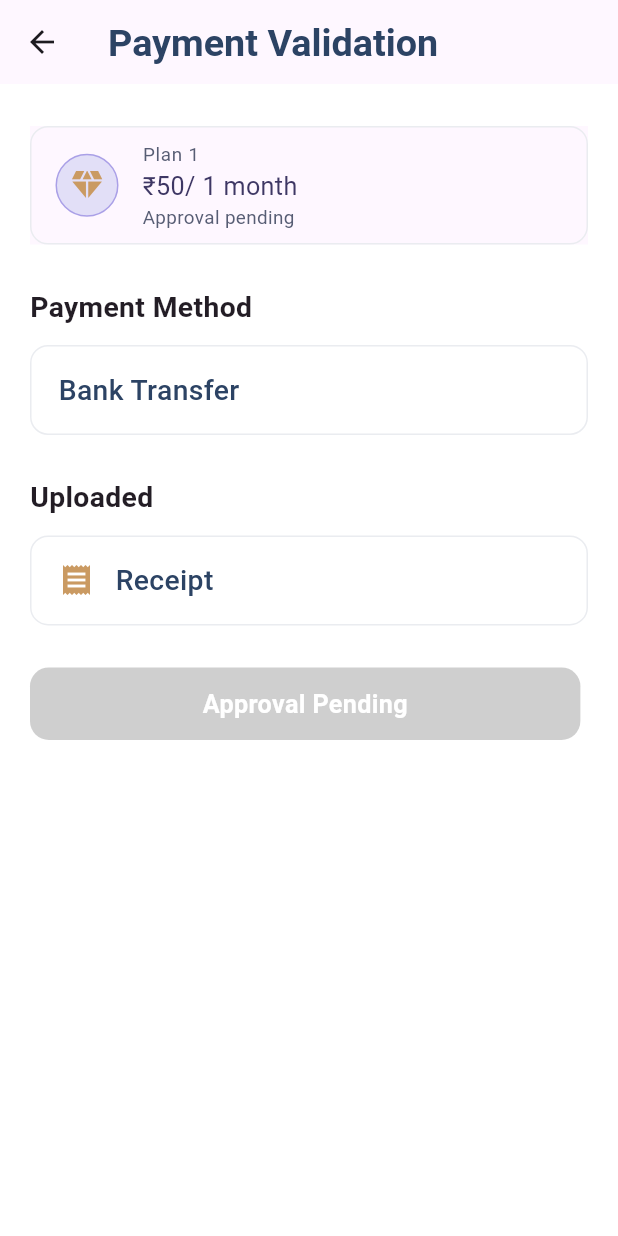
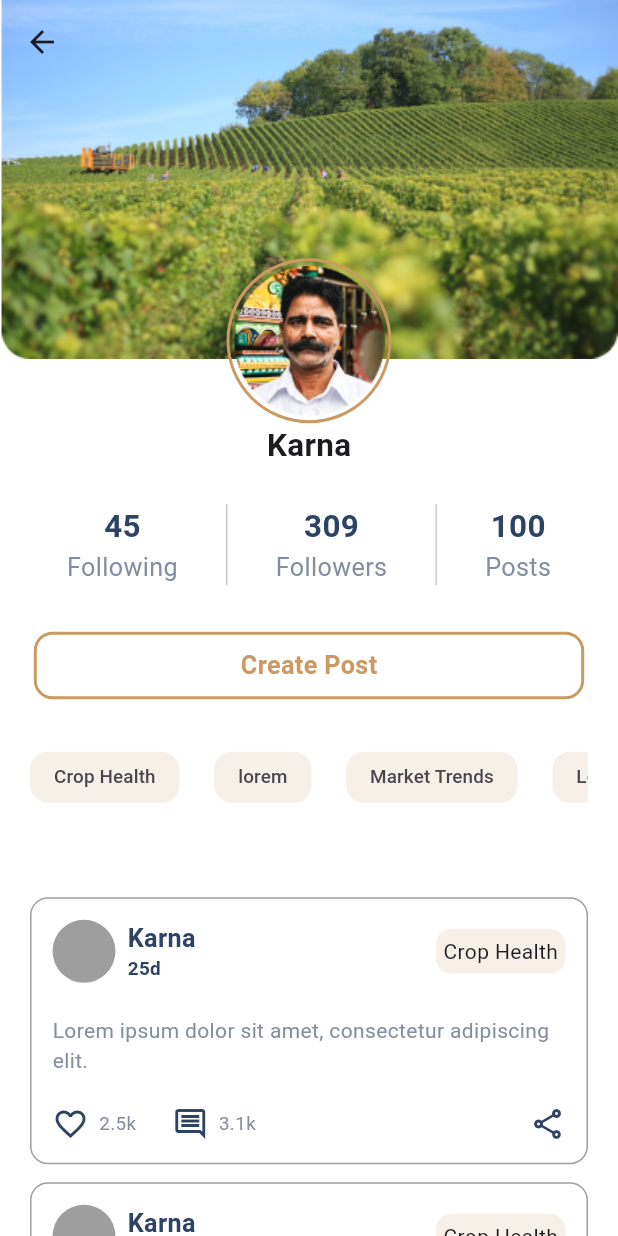
Before and after one commit to soumyajitdas365/farm-ui, a Flutter app: the PaymentValidation screen opened directly, after a tap on "Approval Pending", on a phone screen of 412 x 824 dp. Run offline on Flutter 3.47's test engine with Material 3 defaults, Android fonts, the light colour scheme and no system bars; our stand-ins replace dio, dotted_border, gap, nil, percent_indicator.

Commit message:
profile completed

```diff
--- a/lib/Components/button.dart
+++ b/lib/Components/button.dart
@@ -10,6 +10,7 @@ class FarmButton extends StatefulWidget {
     this.height,
     this.borderRadius,
     this.backgroundColor,
+    this.borderColor,
     required this.text,
     this.fontColor,
     this.fontSize,
@@ -20,12 +21,10 @@ class FarmButton extends StatefulWidget {
   final double? width;
   final double? height;
   final double? borderRadius;
-
   final Color? backgroundColor;
+  final Color? borderColor;
   final String text;
-
   final Color? fontColor;
-
   final double? fontSize;
   final FontWeight? fontWeight;
 
@@ -50,6 +49,11 @@ class _FarmButtonState extends State<FarmButton> {
             Radius.circular(widget.borderRadius ?? 12 * widthP),
           ),
           color: widget.backgroundColor ?? const Color(0XFFCA9A62),
+          border: Border.all(
+            color: widget.borderColor ??
+                Colors.transparent,
+                width: 2
+          ),
         ),
         child: Row(
           mainAxisAlignment: MainAxisAlignment.center,
--- /dev/null
+++ b/lib/Screens/Profile/community_profile.dart
@@ -0,0 +1,150 @@
+import 'package:farm_ui/Screens/Profile/subscription.dart';
+import 'package:farm_ui/Utils/Constants/colors.dart';
+import 'package:farm_ui/Utils/Constants/dimensions.dart';
+import 'package:flutter/material.dart';
+import 'package:gap/gap.dart';
+
+class CommunityProfile extends StatefulWidget {
+  const CommunityProfile({super.key});
+
+  @override
+  State<CommunityProfile> createState() => _CommunityProfileState();
+}
+
+class _CommunityProfileState extends State<CommunityProfile> {
+  @override
+  Widget build(BuildContext context) {
+    double widthP = Dimensions.myWidthThis(context);
+    // double heightF = Dimensions.myHeightFThis(context);
+    return Scaffold(
+      extendBodyBehindAppBar: true,
+      appBar: AppBar(
+        backgroundColor: Colors.transparent,
+      ),
+      drawer: Drawer(),
+      body: Column(
+        mainAxisSize: MainAxisSize.min,
+        children: [
+          AspectRatio(
+            aspectRatio: 1.32,
+            child: Stack(
+              children: [
+                Container(
+                  child: Image.asset("assets/images/coverpic.png",
+                      width: double.infinity, fit: BoxFit.cover),
+                ),
+                Align(
+                  alignment: Alignment.bottomCenter,
+                  child: Column(
+                    mainAxisSize: MainAxisSize.min,
+                    children: [
+                      Container(
+                        padding: EdgeInsets.all(2.5),
+                        alignment: Alignment.bottomCenter,
+                        height: 110,
+                        width: 110,
+                        decoration: BoxDecoration(
+                            border: Border.all(color: primaryColor, width: 2),
+                            shape: BoxShape.circle),
+                        child: Image.asset(
+                          "assets/images/profilepic.png",
+                          width: double.infinity,
+                        ),
+                      ),
+                      Text(
+                        "Karna",
+                        style: TextStyle(
+                            fontSize: 20 * widthP, fontWeight: FontWeight.w600),
+                      ),
+                    ],
+                  ),
+                ),
+              ],
+            ),
+          ),
+          Gap(28),
+          Expanded(
+            child: ListView(
+              padding: const EdgeInsets.symmetric(horizontal: 20),
+              children: [
+                ListTile(
+                  title: Text("Language"),
+                  trailing: Icon(Icons.arrow_forward_ios_outlined),
+                  leading: Container(
+                    padding: EdgeInsets.all(10),
+                    decoration: BoxDecoration(
+                      shape: BoxShape.circle,
+                      color: profileIcon,
+                    ),
+                    child: Icon(
+                      Icons.language,
+                      size: 25,
+                    ),
+                  ),
+                  shape: RoundedRectangleBorder(
+                    borderRadius: BorderRadius.circular(12),
+                    side: BorderSide(
+                      color: Colors.grey,
+                    ),
+                  ),
+                ),
+                Gap(18),
+                ListTile(
+                  onTap: () {
+                    Navigator.push(
+                      context,
+                      MaterialPageRoute(
+                        builder: (context) => const Subscription(),
+                      ),
+                    );
+                  },
+                  title: Text("Subscription"),
+                  trailing: Icon(Icons.arrow_forward_ios_outlined),
+                  leading: Container(
+                    padding: EdgeInsets.all(10),
+                    decoration: BoxDecoration(
+                      shape: BoxShape.circle,
+                      color: profileIcon,
+                    ),
+                    child: Icon(
+                      Icons.card_giftcard_outlined,
+                      size: 25,
+                    ),
+                  ),
+                  shape: RoundedRectangleBorder(
+                    borderRadius: BorderRadius.circular(12),
+                    side: BorderSide(
+                      color: Colors.grey,
+                    ),
+                  ),
+                ),
+                Gap(18),
+                ListTile(
+                  title: Text("Community Profile"),
+                  trailing: Icon(Icons.arrow_forward_ios_outlined),
+                  leading: Container(
+                    padding: EdgeInsets.all(10),
+                    decoration: BoxDecoration(
+                      shape: BoxShape.circle,
+                      color: profileIcon,
+                    ),
+                    child: Icon(
+                      Icons.people,
+                      size: 25,
+                    ),
+                  ),
+                  shape: RoundedRectangleBorder(
+                    borderRadius: BorderRadius.circular(12),
+                    side: BorderSide(
+                      color: Colors.grey,
+                    ),
+                  ),
+                ),
+              ],
+            ),
+          ),
+        ],
+      ),
+    );
+  }
+}
--- /dev/null
+++ b/lib/Screens/Profile/community_profile_user.dart
@@ -0,0 +1,331 @@
+import 'package:farm_ui/Components/button.dart';
+import 'package:farm_ui/Utils/Constants/colors.dart';
+import 'package:farm_ui/Utils/Constants/dimensions.dart';
+import 'package:flutter/material.dart';
+import 'package:gap/gap.dart';
+
+class CommunityProfileUser extends StatefulWidget {
+  const CommunityProfileUser({super.key});
+
+  @override
+  State<CommunityProfileUser> createState() => _CommunityProfileUserState();
+}
+
+class _CommunityProfileUserState extends State<CommunityProfileUser> {
+  @override
+  Widget build(BuildContext context) {
+    double widthP = Dimensions.myWidthThis(context);
+    // double heightF = Dimensions.myHeightFThis(context);
+    return Scaffold(
+      extendBodyBehindAppBar: true,
+      appBar: AppBar(
+        backgroundColor: Colors.transparent,
+      ),
+      body: SingleChildScrollView(
+        child: Column(
+          mainAxisSize: MainAxisSize.min,
+          children: [
+            AspectRatio(
+              aspectRatio: 1.32,
+              child: Stack(
+                children: [
+                  Container(
+                    child: Image.asset("assets/images/coverpic.png",
+                        width: double.infinity, fit: BoxFit.cover),
+                  ),
+                  Align(
+                    alignment: Alignment.bottomCenter,
+                    child: Column(
+                      mainAxisSize: MainAxisSize.min,
+                      children: [
+                        Container(
+                          padding: EdgeInsets.all(2.5),
+                          alignment: Alignment.bottomCenter,
+                          height: 110,
+                          width: 110,
+                          decoration: BoxDecoration(
+                              border: Border.all(color: primaryColor, width: 2),
+                              shape: BoxShape.circle),
+                          child: Image.asset(
+                            "assets/images/profilepic.png",
+                            width: double.infinity,
+                          ),
+                        ),
+                        Text(
+                          "Karna",
+                          style: TextStyle(
+                              fontSize: 20 * widthP,
+                              fontWeight: FontWeight.w600),
+                        ),
+                      ],
+                    ),
+                  ),
+                ],
+              ),
+            ),
+            Gap(24),
+            Padding(
+              padding: const EdgeInsets.symmetric(horizontal: 20),
+              child: Column(
+                children: [
+                  IntrinsicHeight(
+                    child: Row(
+                      mainAxisAlignment: MainAxisAlignment.spaceEvenly,
+                      children: [
+                        Flexible(
+                          child: Column(
+                            children: [
+                              Text(
+                                "45",
+                                style: TextStyle(
+                                    fontSize: 20 * widthP,
+                                    fontWeight: FontWeight.w600,
+                                    color: textColor),
+                              ),
+                              Text(
+                                "Following",
+                                style: TextStyle(
+                                  fontSize: 16 * widthP,
+                                  fontWeight: FontWeight.w400,
+                                  color: Color(0XFF838FA0),
+                                ),
+                              ),
+                            ],
+                          ),
+                        ),
+                        VerticalDivider(),
+                        Flexible(
+                          child: Column(
+                            children: [
+                              Text(
+                                "309",
+                                style: TextStyle(
+                                    fontSize: 20 * widthP,
+                                    fontWeight: FontWeight.w600,
+                                    color: textColor),
+                              ),
+                              Text(
+                                "Followers",
+                                style: TextStyle(
+                                  fontSize: 16 * widthP,
+                                  fontWeight: FontWeight.w400,
+                                  color: Color(0XFF838FA0),
+                                ),
+                              ),
+                            ],
+                          ),
+                        ),
+                        VerticalDivider(),
+                        Flexible(
+                          child: Column(
+                            children: [
+                              Text(
+                                "100",
+                                style: TextStyle(
+                                    fontSize: 20 * widthP,
+                                    fontWeight: FontWeight.w600,
+                                    color: textColor),
+                              ),
+                              Text(
+                                "Posts",
+                                style: TextStyle(
+                                  fontSize: 16 * widthP,
+                                  fontWeight: FontWeight.w400,
+                                  color: Color(0XFF838FA0),
+                                ),
+                              ),
+                            ],
+                          ),
+                        ),
+                      ],
+                    ),
+                  ),
+                  Gap(31),
+                  FarmButton(
+                    onTap: () {},
+                    text: "Create Post",
+                    backgroundColor: white,
+                    fontColor: primaryColor,
+                    borderColor: primaryColor,
+                  ),
+                  Gap(28),
+                  SingleChildScrollView(
+                    scrollDirection: Axis.horizontal,
+                    child: Row(
+                      children: [
+                        Chip(
+                          shape: RoundedRectangleBorder(
+                            borderRadius: BorderRadius.all(
+                              Radius.circular(12),
+                            ),
+                          ),
+                          backgroundColor: chipColor,
+                          side: BorderSide.none,
+                          label: Text(
+                            "Crop Health",
+                            style: TextStyle(fontSize: 12 * widthP),
+                          ),
+                        ),
+                        Gap(23),
+                        Chip(
+                          shape: RoundedRectangleBorder(
+                            borderRadius: BorderRadius.all(
+                              Radius.circular(12),
+                            ),
+                          ),
+                          backgroundColor: chipColor,
+                          side: BorderSide.none,
+                          label: Text(
+                            "lorem",
+                            style: TextStyle(fontSize: 12 * widthP),
+                          ),
+                        ),
+                        Gap(23),
+                        Chip(
+                          shape: RoundedRectangleBorder(
+                            borderRadius: BorderRadius.all(
+                              Radius.circular(12),
+                            ),
+                          ),
+                          backgroundColor: chipColor,
+                          side: BorderSide.none,
+                          label: Text(
+                            "Market Trends",
+                            style: TextStyle(fontSize: 12 * widthP),
+                          ),
+                        ),
+                        Gap(23),
+                        Chip(
+                          shape: RoundedRectangleBorder(
+                            borderRadius: BorderRadius.all(
+                              Radius.circular(12),
+                            ),
+                          ),
+                          backgroundColor: chipColor,
+                          side: BorderSide.none,
+                          label: Text(
+                            "Lorem Ipsum",
+                            style: TextStyle(fontSize: 12 * widthP),
+                          ),
+                        ),
+                      ],
+                    ),
+                  ),
+                  ListView.builder(
+                    physics: NeverScrollableScrollPhysics(),
+                    shrinkWrap: true,
+                    itemCount: 5,
+                    itemBuilder: (context, index) {
+                      return Column(
+                        children: [
+                          Container(
+                            decoration: BoxDecoration(
+                              border: Border.all(color: Colors.grey),
+                              borderRadius: BorderRadius.all(
+                                Radius.circular(12),
+                              ),
+                            ),
+                            child: Padding(
+                              padding: const EdgeInsets.all(14),
+                              child: Column(
+                                children: [
+                                  Row(
+                                    children: [
+                                      Container(
+                                        height: 42,
+                                        width: 42,
+                                        decoration: BoxDecoration(
+                                          color: Colors.grey,
+                                          borderRadius: BorderRadius.all(
+                                            Radius.circular(50),
+                                          ),
+                                        ),
+                                      ),
+                                      Gap(8),
+                                      Column(
+                                        crossAxisAlignment:
+                                            CrossAxisAlignment.start,
+                                        children: [
+                                          Text(
+                                            "Karna",
+                                            style: TextStyle(
+                                                fontSize: 16 * widthP,
+                                                fontWeight: FontWeight.w600,
+                                                color: textColor),
+                                          ),
+                                          Text(
+                                            "25d",
+                                            style: TextStyle(
+                                                fontSize: 12 * widthP,
+                                                fontWeight: FontWeight.w600,
+                                                color: textColor),
+                                          ),
+                                        ],
+                                      ),
+                                      Spacer(),
+                                      Container(
+                                        padding: EdgeInsets.all(5),
+                                        decoration: BoxDecoration(
+                                          color: chipColor,
+                                          borderRadius: BorderRadius.all(
+                                            Radius.circular(10.5),
+                                          ),
+                                        ),
+                                        child: Text("Crop Health"),
+                                      ),
+                                    ],
+                                  ),
+                                  Gap(22),
+                                  Text(
+                                    "Lorem ipsum dolor sit amet, consectetur adipiscing elit.",
+                                    style: TextStyle(
+                                      color: Color(0XFF838FA0),
+                                    ),
+                                  ),
+                                  Gap(20),
+                                  Row(
+                                    children: [
+                                      Icon(
+                                        Icons.favorite_outline,
+                                        color: textColor,
+                                      ),
+                                      Gap(7),
+                                      Text(
+                                        "2.5k",
+                                        style: TextStyle(
+                                            color: Color(0XFF838FA0),
+                                            fontSize: 12 * widthP),
+                                      ),
+                                      Gap(24),
+                                      Icon(Icons.comment_outlined,
+                                          color: textColor),
+                                      Gap(7),
+                                      Text(
+                                        "3.1k",
+                                        style: TextStyle(
+                                            color: Color(0XFF838FA0),
+                                            fontSize: 12 * widthP),
+                                      ),
+                                      Spacer(),
+                                      Icon(Icons.share_outlined,
+                                          color: textColor)
+                                    ],
+                                  ),
+                                ],
+                              ),
+                            ),
+                          ),
+                          Gap(12)
+                        ],
+                      );
+                    },
+                  ),
+                ],
+              ),
+            ),
+          ],
+        ),
+      ),
+    );
+  }
+}
--- a/lib/Screens/Profile/payment_validation.dart
+++ b/lib/Screens/Profile/payment_validation.dart
@@ -1,5 +1,6 @@
 import 'package:farm_ui/Components/button.dart';
 import 'package:farm_ui/Components/subscription_tile.dart';
+import 'package:farm_ui/Screens/Profile/community_profile_user.dart';
 import 'package:farm_ui/Utils/Constants/colors.dart';
 import 'package:farm_ui/Utils/Constants/dimensions.dart';
 import 'package:flutter/material.dart';
@@ -121,7 +122,14 @@ class _PaymentValidationState extends State<PaymentValidation> {
             ),
             Gap(28),
             FarmButton(
-              onTap: () {},
+              onTap: () {
+                Navigator.push(
+                  context,
+                  MaterialPageRoute(
+                    builder: (context) => const CommunityProfileUser(),
+                  ),
+                );
+              },
               text: "Approval Pending",
               backgroundColor: Color(0XFFCFCFCF),
             ),
--- a/lib/Utils/Constants/colors.dart
+++ b/lib/Utils/Constants/colors.dart
@@ -15,3 +15,7 @@ Color textColor = Color(0XFF2C4364);
 Color planTitle = Color(0XFF575D74);
 
 Color planSubtitle = Color(0XFF3E3764);
+
+Color profileIcon = Color(0XFFFFECD6);
+
+Color chipColor = Color(0XFFF7F0E8);
--- a/pubspec.yaml
+++ b/pubspec.yaml
@@ -16,6 +16,8 @@ dependencies:
   nil: ^1.1.1
   http:
   dio:
+  flutter_staggered_grid_view: ^0.7.0
+  transparent_image: ^2.0.1
 
 dev_dependencies:
   flutter_test:
```
Also changed, not shown: lib/Screens/Shops/categories.dart (+45 -1 lines), lib/Screens/Shops/homepage.dart (+5 -4 lines), assets/images/coverpic.png (added), assets/images/profilepic.png (added), pubspec.lock.
